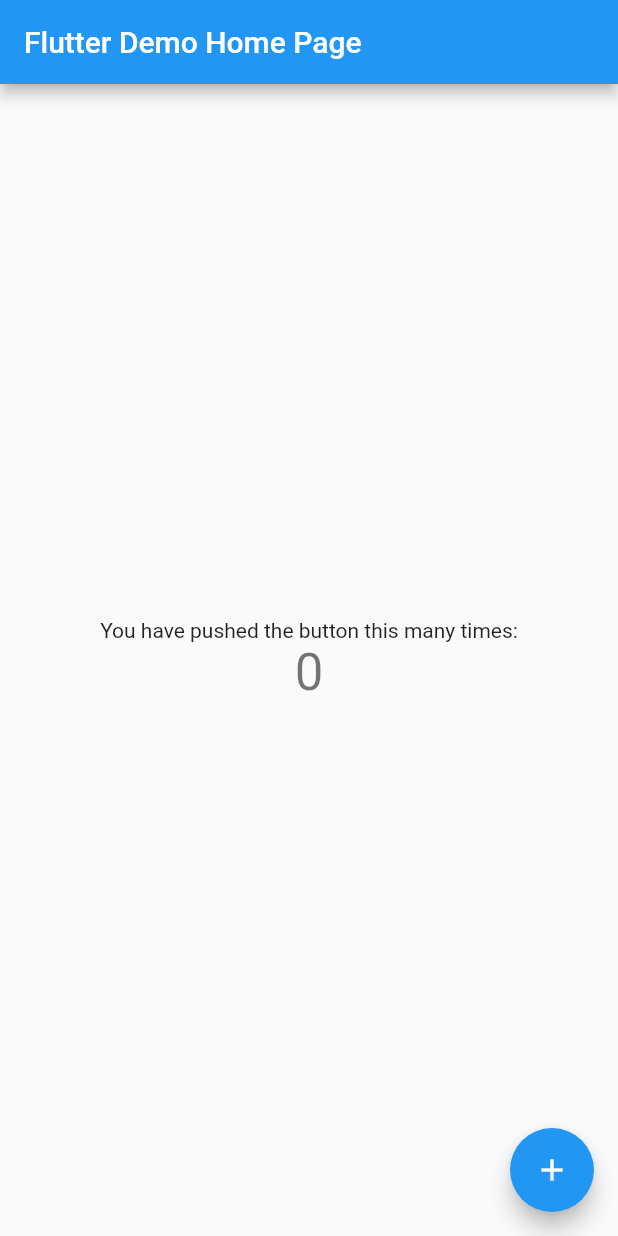
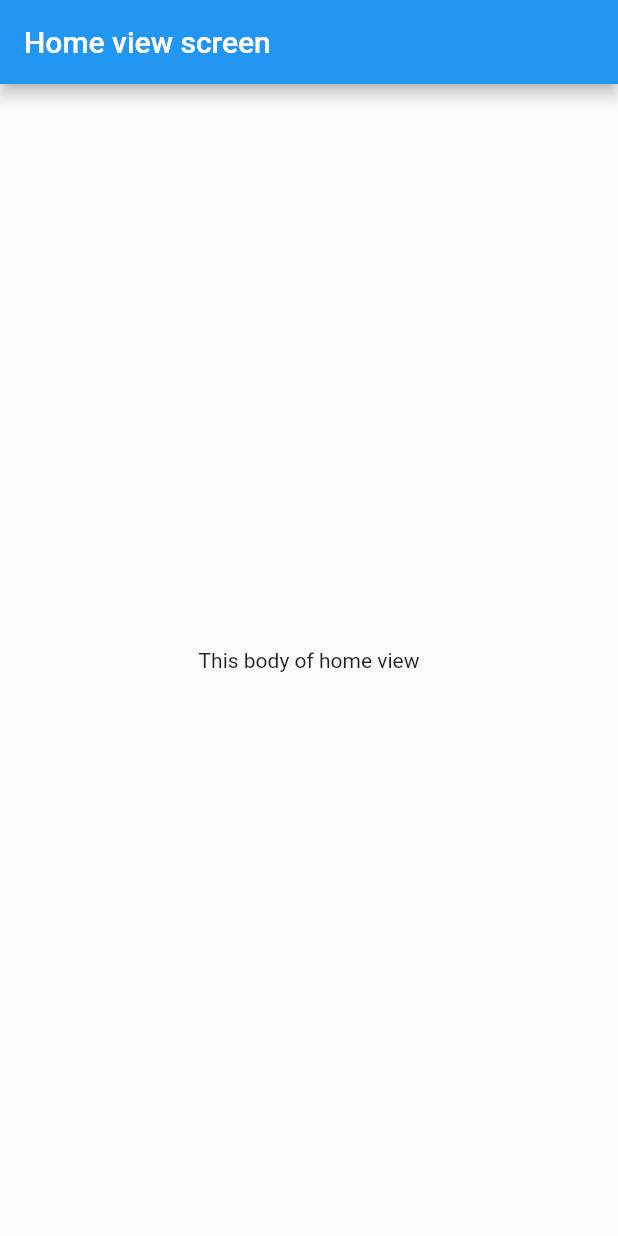
Before and after one commit to LNMCode/shopping4u, a Flutter app: the screen it shows after launch, on a phone screen of 412 x 824 dp. Run offline on Flutter 3.47's test engine with Material 2 defaults, Android fonts, the phone set to English and light mode, and no system bars; our stand-ins replace flutter_screenutil, get.

Commit message:
Initial base project

```diff
--- /dev/null
+++ b/lib/app/data/error/api_error.dart
@@ -0,0 +1,41 @@
+enum ErrorType {
+  /// It occurs when url is opened timeout.
+  connectTimeout,
+
+  /// It occurs when url is noConnection.
+  noConnection,
+
+  /// When the server response, but with a incorrect status, such as 404, 503...
+  response,
+
+  /// When the request is cancelled, dio will throw a error with this type.
+  cancel,
+
+  /// When the request is unauthorize.
+  unauthorize,
+
+  /// Default error type, Some other Error. In this case, you can
+  /// use the ApiError.error if it is not null.
+  unknownError,
+}
+
+class ApiError implements Exception {
+  final ErrorType type;
+
+  /// The original error/exception object; It's usually not null when `type`
+  /// is ErrorType.DEFAULT
+  final dynamic error;
+
+  const ApiError({
+    this.type = ErrorType.unknownError,
+    this.error,
+  });
+
+  String get message => (error?.toString() ?? '');
+
+  @override
+  String toString() {
+    var msg = '$type\nmessage: $message';
+    return msg;
+  }
+}
--- /dev/null
+++ b/lib/app/data/interface_controller/api_interface_controller.dart
@@ -0,0 +1,16 @@
+
+import 'package:flutter/cupertino.dart';
+import 'package:get/get.dart';
+import 'package:shopping4u/app/data/error/api_error.dart';
+
+class ApiInterfaceController extends GetxController {
+  ApiError? error;
+
+  VoidCallback? retry;
+
+  void onRetryTap() {
+    error = null;
+    retry?.call();
+    update();
+  }
+}
--- /dev/null
+++ b/lib/app/modules/home/bindings/home_binding.dart
@@ -0,0 +1,12 @@
+
+
+import 'package:get/get.dart';
+import 'package:shopping4u/app/modules/home/controllers/home_controller.dart';
+
+class HomeBinding extends Bindings {
+  @override
+  void dependencies() {
+    Get.lazyPut<HomeController>(() => HomeController());
+  }
+
+}
--- /dev/null
+++ b/lib/app/modules/home/controllers/home_controller.dart
@@ -0,0 +1,6 @@
+
+import 'package:get/get.dart';
+
+class HomeController extends GetxController {
+
+}
--- /dev/null
+++ b/lib/app/modules/home/views/home_view.dart
@@ -0,0 +1,23 @@
+
+
+import 'package:flutter/material.dart';
+import 'package:flutter/src/widgets/framework.dart';
+import 'package:get/get.dart';
+import 'package:shopping4u/app/modules/home/controllers/home_controller.dart';
+
+class HomeView extends GetView<HomeController> {
+  const HomeView({Key? key}) : super(key: key);
+
+  @override
+  Widget build(BuildContext context) {
+    return Scaffold(
+      appBar: AppBar(
+        title: const Text("Home view screen"),
+      ),
+      body: const Center(
+        child: Text("This body of home view"),
+      ),
+    );
+  }
+
+}
--- /dev/null
+++ b/lib/app/modules/widgets/base_widget.dart
@@ -0,0 +1,31 @@
+import 'package:flutter/material.dart';
+import 'package:get/get.dart';
+import 'package:shopping4u/app/data/interface_controller/api_interface_controller.dart';
+import 'package:shopping4u/app/modules/widgets/custom_retry_widget.dart';
+
+class BaseWidget extends StatelessWidget {
+  final Widget child;
+
+  const BaseWidget({Key? key, required this.child}) : super(key: key);
+
+  @override
+  Widget build(BuildContext context) {
+    return GetBuilder<ApiInterfaceController>(
+      builder: (c) => Stack(
+        children: [
+          Positioned.fill(child: child),
+          Visibility(
+            visible: c.retry != null && c.error != null,
+            child: Positioned.fill(
+              child: Scaffold(
+                body: CustomRetryWidget(
+                  onPressed: c.onRetryTap,
+                )
+              ),
+            ),
+          ),
+        ],
+      ),
+    );
+  }
+}
--- /dev/null
+++ b/lib/app/routes/app_pages.dart
@@ -0,0 +1,20 @@
+import 'package:flutter/cupertino.dart';
+import 'package:get/get.dart';
+import 'package:shopping4u/app/modules/home/bindings/home_binding.dart';
+import 'package:shopping4u/app/modules/home/views/home_view.dart';
+
+part 'app_routes.dart';
+
+abstract class AppPages {
+  const AppPages._();
+
+  static const INITIAL = Routes.HOME;
+
+  static final routes = [
+    GetPage(
+      name: _Paths.HOME,
+      page: () => const HomeView(),
+      binding: HomeBinding(),
+    ),
+  ];
+}
--- /dev/null
+++ b/lib/app/routes/app_routes.dart
@@ -0,0 +1,9 @@
+part of 'app_pages.dart';
+
+abstract class Routes {
+  static const HOME = _Paths.HOME;
+}
+
+abstract class _Paths {
+  static const HOME = '/home';
+}
--- a/lib/main.dart
+++ b/lib/main.dart
@@ -1,115 +1,31 @@
 import 'package:flutter/material.dart';
+import 'package:flutter_screenutil/flutter_screenutil.dart';
+import 'package:get/get.dart';
+import 'package:shopping4u/app/common/utils/initializer.dart';
+import 'package:shopping4u/app/routes/app_pages.dart';
+
+import 'app/modules/widgets/base_widget.dart';
 
 void main() {
-  runApp(const MyApp());
+  Initializer.init(() => runApp(const MyApp()));
 }
 
 class MyApp extends StatelessWidget {
   const MyApp({Key? key}) : super(key: key);
 
-  // This widget is the root of your application.
   @override
   Widget build(BuildContext context) {
-    return MaterialApp(
-      title: 'Flutter Demo',
-      theme: ThemeData(
-        // This is the theme of your application.
-        //
-        // Try running your application with "flutter run". You'll see the
-        // application has a blue toolbar. Then, without quitting the app, try
-        // changing the primarySwatch below to Colors.green and then invoke
-        // "hot reload" (press "r" in the console where you ran "flutter run",
-        // or simply save your changes to "hot reload" in a Flutter IDE).
-        // Notice that the counter didn't reset back to zero; the application
-        // is not restarted.
-        primarySwatch: Colors.blue,
+    return ScreenUtilInit(
+      builder: (_, __) => GetMaterialApp(
+        title: "Shopping for you",
+        debugShowCheckedModeBanner: false,
+        initialRoute: AppPages.INITIAL,
+        initialBinding: InitialBinding(),
+        getPages: AppPages.routes,
+        builder: (_, child) => BaseWidget(
+          child: child ?? const SizedBox.shrink()
+        ),
       ),
-      home: const MyHomePage(title: 'Flutter Demo Home Page'),
     );
   }
 }
-
-class MyHomePage extends StatefulWidget {
-  const MyHomePage({Key? key, required this.title}) : super(key: key);
-
-  // This widget is the home page of your application. It is stateful, meaning
-  // that it has a State object (defined below) that contains fields that affect
-  // how it looks.
-
-  // This class is the configuration for the state. It holds the values (in this
-  // case the title) provided by the parent (in this case the App widget) and
-  // used by the build method of the State. Fields in a Widget subclass are
-  // always marked "final".
-
-  final String title;
-
-  @override
-  State<MyHomePage> createState() => _MyHomePageState();
-}
-
-class _MyHomePageState extends State<MyHomePage> {
-  int _counter = 0;
-
-  void _incrementCounter() {
-    setState(() {
-      // This call to setState tells the Flutter framework that something has
-      // changed in this State, which causes it to rerun the build method below
-      // so that the display can reflect the updated values. If we changed
-      // _counter without calling setState(), then the build method would not be
-      // called again, and so nothing would appear to happen.
-      _counter++;
-    });
-  }
-
-  @override
-  Widget build(BuildContext context) {
-    // This method is rerun every time setState is called, for instance as done
-    // by the _incrementCounter method above.
-    //
-    // The Flutter framework has been optimized to make rerunning build methods
-    // fast, so that you can just rebuild anything that needs updating rather
-    // than having to individually change instances of widgets.
-    return Scaffold(
-      appBar: AppBar(
-        // Here we take the value from the MyHomePage object that was created by
-        // the App.build method, and use it to set our appbar title.
-        title: Text(widget.title),
-      ),
-      body: Center(
-        // Center is a layout widget. It takes a single child and positions it
-        // in the middle of the parent.
-        child: Column(
-          // Column is also a layout widget. It takes a list of children and
-          // arranges them vertically. By default, it sizes itself to fit its
-          // children horizontally, and tries to be as tall as its parent.
-          //
-          // Invoke "debug painting" (press "p" in the console, choose the
-          // "Toggle Debug Paint" action from the Flutter Inspector in Android
-          // Studio, or the "Toggle Debug Paint" command in Visual Studio Code)
-          // to see the wireframe for each widget.
-          //
-          // Column has various properties to control how it sizes itself and
-          // how it positions its children. Here we use mainAxisAlignment to
-          // center the children vertically; the main axis here is the vertical
-          // axis because Columns are vertical (the cross axis would be
-          // horizontal).
-          mainAxisAlignment: MainAxisAlignment.center,
-          children: <Widget>[
-            const Text(
-              'You have pushed the button this many times:',
-            ),
-            Text(
-              '$_counter',
-              style: Theme.of(context).textTheme.headline4,
-            ),
-          ],
-        ),
-      ),
-      floatingActionButton: FloatingActionButton(
-        onPressed: _incrementCounter,
-        tooltip: 'Increment',
-        child: const Icon(Icons.add),
-      ), // This trailing comma makes auto-formatting nicer for build methods.
-    );
-  }
-}
```
Also changed, not shown: lib/app/common/utils/initializer.dart (added, +59 -0 lines), lib/app/modules/widgets/custom_error_widget.dart (added, +24 -0 lines), lib/app/modules/widgets/custom_retry_widget.dart (added, +26 -0 lines), pubspec.yaml (+7 -0 lines), pubspec.lock.
